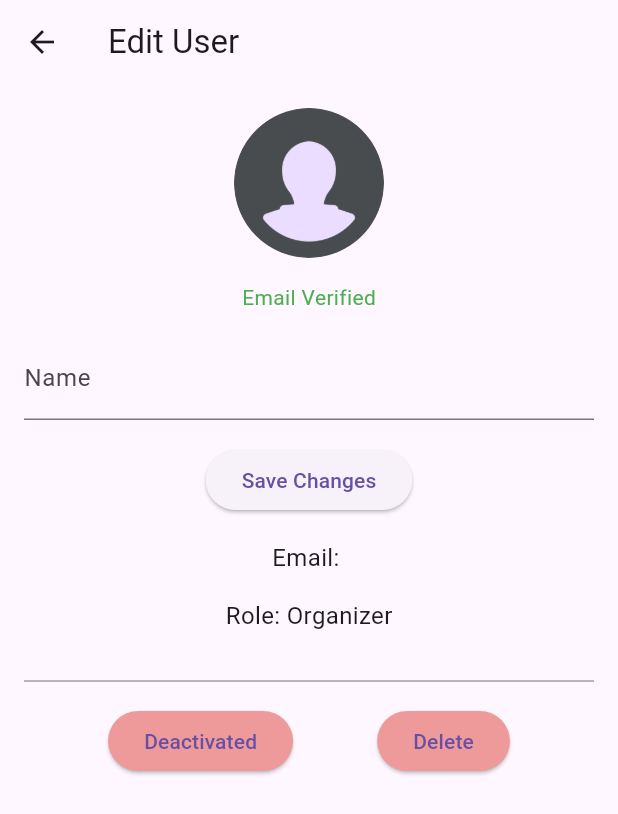
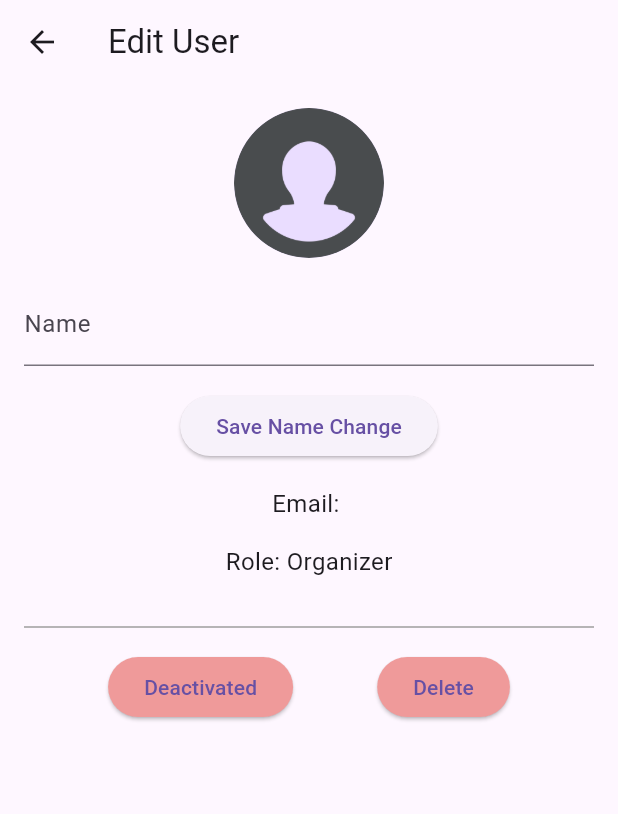
Before and after one commit to Pablorv004/eventify-frontend, a Flutter app: the EditUser screen opened directly with empty values, on a phone screen of 412 x 824 dp. Shown: the top 814 px of the screen. Run offline on Flutter 3.47's test engine with Material 3 defaults, Android fonts, the phone set to English and light mode, and no system bars; our stand-ins replace flutter_slidable; accounts and stored records are empty.

Commit message:
When a user isn't verified or is deleted, they won't show up in list.

```diff
--- a/eventify/lib/screens/admin/edit_user.dart
+++ b/eventify/lib/screens/admin/edit_user.dart
@@ -31,13 +31,6 @@ class EditUser extends StatelessWidget {
                           as ImageProvider,
             ),
             const SizedBox(height: 16),
-            Text(
-              user.emailVerifiedAt != null ? 'Email Verified' : 'Email Not Verified',
-              style: TextStyle(
-                color: user.emailVerifiedAt != null ? Colors.green : Colors.red,
-              ),
-            ),
-            const SizedBox(height: 16),
             TextField(
               controller: _nameController,
               decoration: const InputDecoration(labelText: 'Name'),
@@ -45,7 +38,7 @@ class EditUser extends StatelessWidget {
             const SizedBox(height: 16),
             ElevatedButton(
               onPressed: () => _saveChanges(context),
-              child: const Text('Save Changes'),
+              child: const Text('Save Name Change'),
             ),
             const SizedBox(height: 16),
             Text(
--- a/eventify/lib/screens/admin/manage_users_screen.dart
+++ b/eventify/lib/screens/admin/manage_users_screen.dart
@@ -32,7 +32,10 @@ class ManageUsersScreenState extends State<ManageUsersScreen> {
     return Scaffold(
       backgroundColor: const Color.fromARGB(255, 249, 249, 249),
       appBar: AppBar(
-        title: const Text('Manage Users', style: TextStyle(color: Colors.white),),
+        title: const Text(
+          'Manage Users',
+          style: TextStyle(color: Colors.white),
+        ),
         centerTitle: true,
         backgroundColor: AppColors.vibrantOrange,
       ),
@@ -46,7 +49,6 @@ class ManageUsersScreenState extends State<ManageUsersScreen> {
               children: [
                 _buildFilterButton('All'),
                 _buildFilterButton('Non-activated'),
-                _buildFilterButton('Non-verified'),
                 _buildFilterButton('Organizer'),
                 _buildFilterButton('User'),
               ],
@@ -83,10 +85,10 @@ class ManageUsersScreenState extends State<ManageUsersScreen> {
         _filters.remove('All');
         if (_filters.contains(filter)) {
           _filters.remove(filter);
-        } else if (filter == 'Organizer'){
+        } else if (filter == 'Organizer') {
           _filters.remove('User');
           _filters.add(filter);
-        } else if (filter == 'User'){
+        } else if (filter == 'User') {
           _filters.remove('Organizer');
           _filters.add(filter);
         } else {
@@ -101,15 +103,16 @@ class ManageUsersScreenState extends State<ManageUsersScreen> {
 
   List<User> _getFilteredUsers(UserProvider userProvider) {
     if (_filters.contains('All')) {
-      return userProvider.userList;
+      return userProvider.userList
+          .where(
+              (user) => user.emailVerifiedAt != null && user.deleted == false)
+          .toList();
     }
     return userProvider.userList.where((user) {
-      bool matches = true;
+      bool matches =
+          true && user.emailVerifiedAt != null && user.deleted == false;
       if (_filters.contains('Non-activated')) {
         matches = matches && (user.actived ?? false) == false;
-      }
-      if (_filters.contains('Non-verified')) {
-        matches = matches && (user.emailConfirmed ?? false) == false;
       }
       if (_filters.contains('Organizer')) {
         matches = matches && user.role == 'o';
@@ -127,7 +130,8 @@ class ManageUsersScreenState extends State<ManageUsersScreen> {
 
     bool isSelected = _filters.contains(filter);
     Color iconColor = isSelected ? Colors.white : Colors.black;
-    Color iconBackgroundColor = isSelected ? AppColors.vibrantOrange : Colors.grey.shade300;
+    Color iconBackgroundColor =
+        isSelected ? AppColors.vibrantOrange : Colors.grey.shade300;
 
     return Padding(
       padding: const EdgeInsets.symmetric(horizontal: 4.0),
@@ -149,9 +153,6 @@ class ManageUsersScreenState extends State<ManageUsersScreen> {
     switch (filter) {
       case 'Non-activated':
         icon = Icons.block;
-        break;
-      case 'Non-verified':
-        icon = Icons.verified_outlined;
         break;
       case 'Organizer':
         icon = Icons.event;
```
